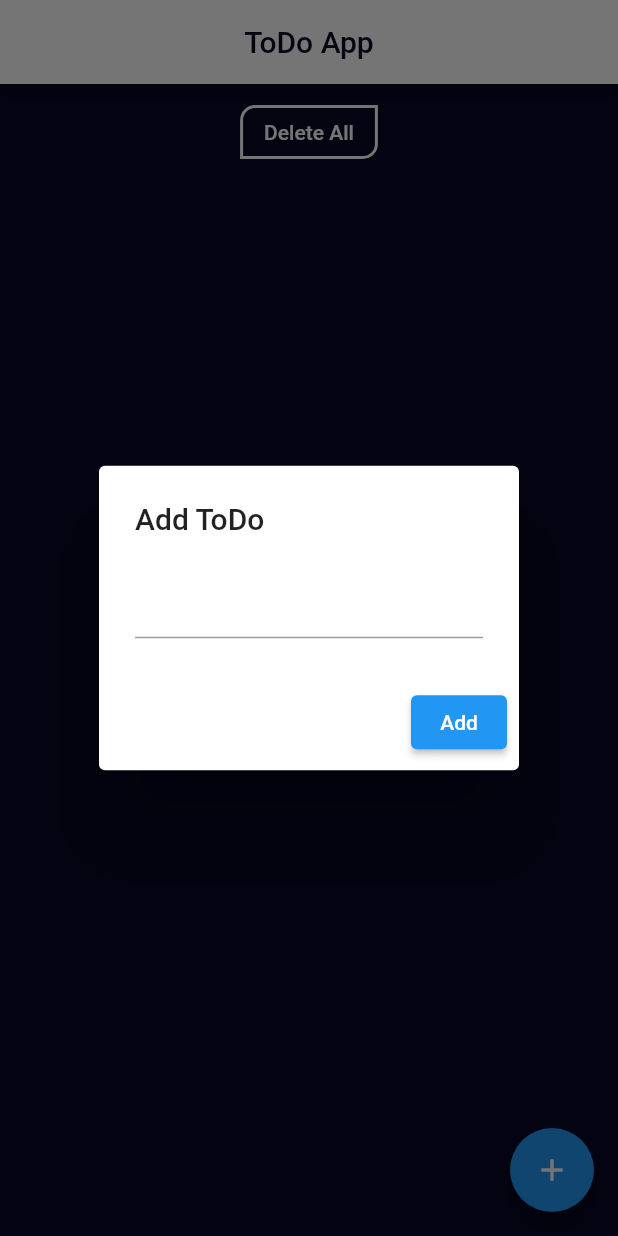
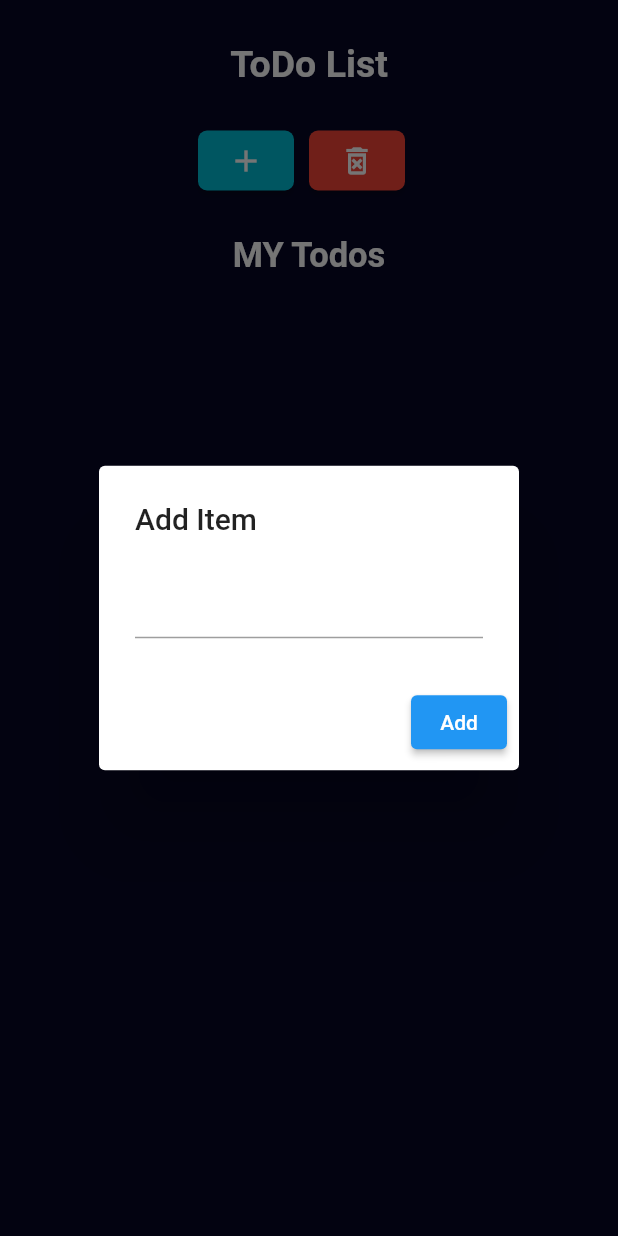
Before and after one commit to GhulamQadir/Flutter-ToDo-App, a Flutter app: the screen it shows after launch, after a tap on the "add" icon, on a phone screen of 412 x 824 dp. Run offline on Flutter 3.47's test engine with Material 2 defaults, Android fonts, the phone set to English and light mode, and no system bars.

Commit message:
todo-app-completed

```diff
--- a/lib/todo.dart
+++ b/lib/todo.dart
@@ -14,15 +14,15 @@ class _ToDoState extends State<ToDo> {
     return MaterialApp(
       debugShowCheckedModeBanner: false,
       home: Scaffold(
-          appBar: AppBar(
-            title: Center(
-              child: Text(
-                "ToDo App",
-                style: TextStyle(color: Color(0xff070726)),
-              ),
-            ),
-            backgroundColor: Colors.white,
-          ),
+        // appBar: AppBar(
+        //   title: Center(
+        //     child: Text(
+        //       "ToDo App",
+        //       style: TextStyle(color: Color(0xff070726)),
+        //     ),
+        //   ),
+        //   backgroundColor: Colors.white,
+        // ),
         body: SingleChildScrollView(
           child: Container(
             height: MediaQuery.of(context).size.height,
@@ -32,31 +32,88 @@ class _ToDoState extends State<ToDo> {
               child: Column(
                 children: [
                   Container(
-                        child: OutlinedButton(
+                      margin: EdgeInsets.only(
+                        top: 20,
+                        bottom: 20,
+                      ),
+                      child: Text(
+                        "ToDo List",
+                        style: TextStyle(
+                            fontSize: 25,
+                            color: Colors.white,
+                            fontWeight: FontWeight.w600),
+                      )),
+                  Row(
+                    mainAxisAlignment: MainAxisAlignment.center,
+                    children: [
+                      Container(
+                          height: 40,
+                          child: ElevatedButton(
+                              onPressed: () {
+                                showDialog(
+                                    context: context,
+                                    builder: (context) {
+                                      return AlertDialog(
+                                        title: Text("Add Item"),
+                                        content: TextField(
+                                          onChanged: (value) {
+                                            output = value;
+                                          },
+                                        ),
+                                        actions: [
+                                          ElevatedButton(
+                                              onPressed: () {
+                                                Navigator.of(context).pop();
+                                                setState(() {
+                                                  todoList.add(output);
+                                                });
+                                              },
+                                              child: Text("Add"))
+                                        ],
+                                      );
+                                    });
+                              },
+                              child: Icon(Icons.add),
+                              style: ElevatedButton.styleFrom(
+                                primary: Colors.cyan,
+                                shape: RoundedRectangleBorder(
+                                    borderRadius: BorderRadius.circular(6)),
+                              ))),
+                      Container(
+                          height: 40,
+                          margin: EdgeInsets.all(10),
+                          child: ElevatedButton(
                               onPressed: () {
                                 setState(() {
                                   todoList.clear();
                                 });
                               },
+                              child: Icon(Icons.delete_forever_outlined),
+                              style: ElevatedButton.styleFrom(
+                                primary: Colors.red,
+                                shape: RoundedRectangleBorder(
+                                    borderRadius: BorderRadius.circular(6)),
+                              ))),
+                    ],
+                  ),
+                  Container(
+                    padding: EdgeInsets.only(top: 20, bottom: 15),
                     child: Text(
-                        "Delete All",
-                        style: TextStyle(color: Colors.white),
+                      "MY Todos",
+                      style: TextStyle(
+                          fontSize: 23,
+                          color: Colors.white,
+                          fontWeight: FontWeight.w600),
                     ),
-                      style: OutlinedButton.styleFrom(
-                          shape: RoundedRectangleBorder(
-                            borderRadius: BorderRadius.only(
-                                topLeft: Radius.circular(10),
-                                bottomRight: Radius.circular(10)),
                   ),
-                          side: BorderSide(color: Colors.white, width: 2)),
-                    )),
                   ListView.builder(
                       shrinkWrap: true,
                       itemCount: todoList.length,
                       itemBuilder: (context, index) {
-                          return Container(
+                        if (todoList.isNotEmpty) {
+                          return Center(
+                            child: Container(
                               height: 40,
-                            // color: Colors.white,
                               decoration: BoxDecoration(
                                   color: Colors.white,
                                   borderRadius: BorderRadius.only(
@@ -85,7 +142,8 @@ class _ToDoState extends State<ToDo> {
                                                     actions: [
                                                       ElevatedButton(
                                                           onPressed: () {
-                                                          Navigator.of(context)
+                                                            Navigator.of(
+                                                                    context)
                                                                 .pop();
                                                             setState(() {
                                                               todoList
@@ -111,47 +169,31 @@ class _ToDoState extends State<ToDo> {
                                             });
                                           },
                                           child: Icon(
-                                          Icons.delete_forever,
+                                            Icons.delete,
                                             color: Color(0xff070726),
                                           )),
                                     ],
                                   ),
                                 ),
                               ),
+                            ),
                           );
+                        } else {
+                          return ListTile(
+                            title: Text(
+                              "NO ITEMS AVAILABLE",
+                              style:
+                                  TextStyle(fontSize: 30, color: Colors.white),
+                            ),
+                          );
+                        }
                       }),
                 ],
               ),
             ),
           ),
         ),
-          floatingActionButton: FloatingActionButton(
-            onPressed: () {
-              showDialog(
-                  context: context,
-                  builder: (context) {
-                    return AlertDialog(
-                      title: Text("Add ToDo"),
-                      content: TextField(
-                        onChanged: (value) {
-                          output = value;
-                        },
       ),
-                      actions: [
-                        ElevatedButton(
-                            onPressed: () {
-                              Navigator.of(context).pop();
-                              setState(() {
-                                todoList.add(output);
-                              });
-                            },
-                            child: Text("Add"))
-                      ],
-                    );
-                  });
-            },
-            child: Icon(Icons.add),
-          )),
     );
   }
 }
```
Also changed, not shown: pubspec.lock. Lines whose indentation alone changed are shown as unchanged.
